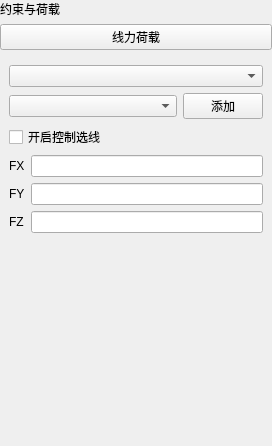
Old version of the form plugins/Base_PhysicalField/LinearForcePage.ui in the repository asd977/base_cae.
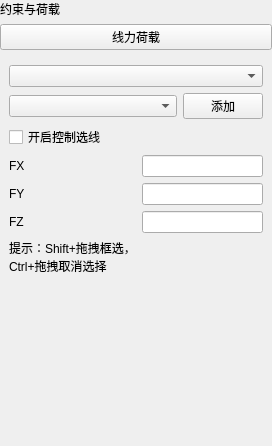
New version of the form. Custom widgets are drawn as their Qt base class.

Commit message: Add box selection hints to pick pages

```diff
--- a/plugins/Base_PhysicalField/LinearForcePage.ui
+++ b/plugins/Base_PhysicalField/LinearForcePage.ui
@@ -112,6 +112,16 @@
         </property>
        </widget>
       </item>
+      <item>
+       <widget class="QLabel" name="boxSelectHintLabel">
+        <property name="text">
+         <string>提示：Shift+拖拽框选，Ctrl+拖拽取消选择</string>
+        </property>
+        <property name="wordWrap">
+         <bool>true</bool>
+        </property>
+       </widget>
+      </item>
      </layout>
     </widget>
    </item>
```
The commit also changes 13 other files.
